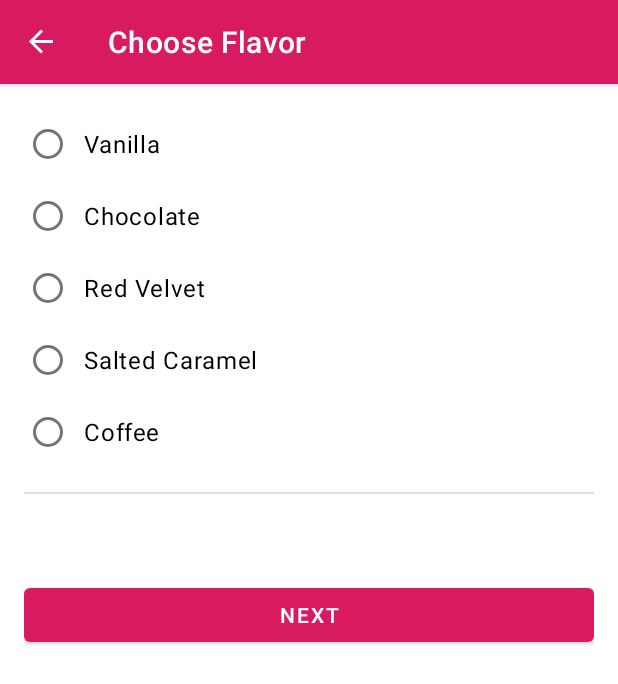
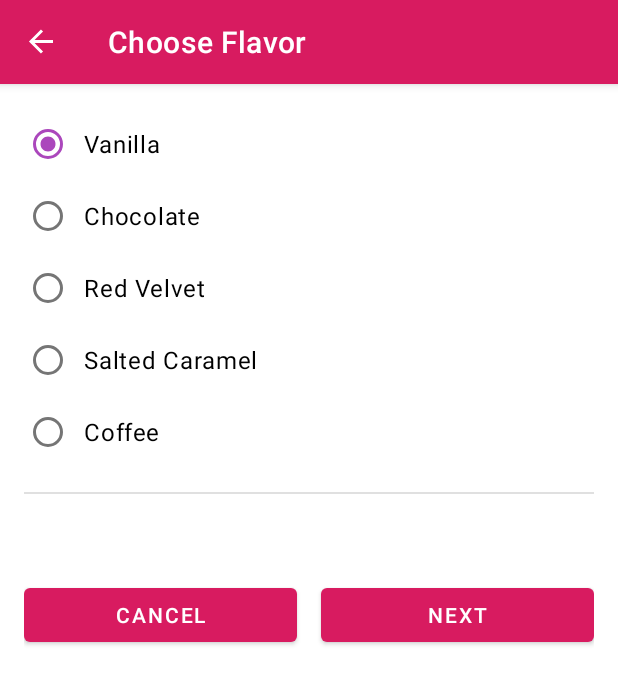
Before and after one commit to Freya0119/Cup_Cake, an Android app: the screen it shows after launch (MainActivity), after a tap on "ONE CUPCAKE", on a phone screen of 412 x 824 dp. Shown: the top 684 px of the screen. Run offline under Robolectric (Android 15) with nearby library versions, the phone set to English and light mode, and no system bars; our stand-ins replace data binding, navigation-ui; 2 statements that could not run were skipped.

Commit message:
cup cake
https://developer.android.com/codelabs/basic-android-kotlin-training-navigation-backstack?hl=zh-tw&continue=https%3A%2F%2Fdeveloper.android.com%2Fcourses%2Fpathways%2Fandroid-basics-kotlin-unit-3-pathway-4%3Fhl%3Dzh-tw%23codelab-https%3A%2F%2Fdeveloper.android.com%2Fcodelabs%2Fbasic-android-kotlin-training-navigation-backstack#3

5.在視覺樣式方面，請使用 Material Outlined Button 樣式 (含屬性 style="?

```diff
--- a/android-basics-kotlin-cupcake-app-starter/app/src/main/java/com/example/cupcake/FlavorFragment.kt
+++ b/android-basics-kotlin-cupcake-app-starter/app/src/main/java/com/example/cupcake/FlavorFragment.kt
@@ -53,7 +53,8 @@ class FlavorFragment : Fragment() {
 
         binding?.apply {
             viewModel = sharedViewModel
-            nextButton.setOnClickListener { goToNextScreen() }
+            lifecycleOwner = viewLifecycleOwner
+            flavorFragment = this@FlavorFragment
         }
     }
 
--- a/android-basics-kotlin-cupcake-app-starter/app/src/main/java/com/example/cupcake/MainActivity.kt
+++ b/android-basics-kotlin-cupcake-app-starter/app/src/main/java/com/example/cupcake/MainActivity.kt
@@ -19,6 +19,7 @@ import android.os.Bundle
 import android.os.PersistableBundle
 import android.util.Log
 import androidx.appcompat.app.AppCompatActivity
+import androidx.navigation.NavController
 import androidx.navigation.fragment.NavHostFragment
 import androidx.navigation.ui.setupActionBarWithNavController
 
@@ -26,24 +27,17 @@ import androidx.navigation.ui.setupActionBarWithNavController
  * Activity for cupcake order flow.
  */
 class MainActivity : AppCompatActivity(R.layout.activity_main) {
+    private lateinit var navController: NavController
     override fun onCreate(savedInstanceState: Bundle?) {
         super.onCreate(savedInstanceState)
 
-        Log.d("FOR_TEST", "MainActivity onCreate")
-
         val navHostFragment =
             supportFragmentManager.findFragmentById(R.id.nav_host_fragment) as NavHostFragment
-        val navController = navHostFragment.navController
+        navController = navHostFragment.navController
         setupActionBarWithNavController(navController)
     }
 
-    override fun onStart() {
-        super.onStart()
-        Log.d("FOR_TEST", "MainActivity onStart")
-    }
-
-    override fun onResume() {
-        super.onResume()
-        Log.d("FOR_TEST", "MainActivity onResume")
+    override fun onSupportNavigateUp(): Boolean {
+        return navController.navigateUp() || super.onSupportNavigateUp()
     }
 }
--- a/android-basics-kotlin-cupcake-app-starter/app/src/main/java/com/example/cupcake/PickupFragment.kt
+++ b/android-basics-kotlin-cupcake-app-starter/app/src/main/java/com/example/cupcake/PickupFragment.kt
@@ -52,7 +52,8 @@ class PickupFragment : Fragment() {
 
         binding?.apply {
             viewModel = sharedViewModel
-            nextButton.setOnClickListener { goToNextScreen() }
+            lifecycleOwner = viewLifecycleOwner
+            pickupFragment = this@PickupFragment
         }
     }
 
--- a/android-basics-kotlin-cupcake-app-starter/app/src/main/java/com/example/cupcake/StartFragment.kt
+++ b/android-basics-kotlin-cupcake-app-starter/app/src/main/java/com/example/cupcake/StartFragment.kt
@@ -47,21 +47,11 @@ class StartFragment : Fragment() {
         val fragmentBinding = FragmentStartBinding.inflate(inflater, container, false)
         binding = fragmentBinding
         return fragmentBinding.root
-
-        Log.d("FOR_TEST", "StartFragment onCreateView")
     }
 
     override fun onViewCreated(view: View, savedInstanceState: Bundle?) {
         super.onViewCreated(view, savedInstanceState)
-
-        binding?.apply {
-            // Set up the button click listeners
-            orderOneCupcake.setOnClickListener { orderCupcake(1) }
-            orderSixCupcakes.setOnClickListener { orderCupcake(6) }
-            orderTwelveCupcakes.setOnClickListener { orderCupcake(12) }
-        }
-
-        Log.d("FOR_TEST", "StartFragment onViewCreated")
+        binding?.startFragment = this
     }
 
     /**
@@ -83,9 +73,4 @@ class StartFragment : Fragment() {
         super.onDestroyView()
         binding = null
     }
-
-    override fun onCreate(savedInstanceState: Bundle?) {
-        super.onCreate(savedInstanceState)
-        Log.d("FOR_TEST", "StartFragment onCreate")
-    }
 }
--- a/android-basics-kotlin-cupcake-app-starter/app/src/main/java/com/example/cupcake/SummaryFragment.kt
+++ b/android-basics-kotlin-cupcake-app-starter/app/src/main/java/com/example/cupcake/SummaryFragment.kt
@@ -52,7 +52,8 @@ class SummaryFragment : Fragment() {
 
         binding?.apply {
             viewModel = sharedViewModel
-            sendButton.setOnClickListener { sendOrder() }
+            lifecycleOwner = viewLifecycleOwner
+            summaryFragment = this@SummaryFragment
         }
     }
 
--- a/android-basics-kotlin-cupcake-app-starter/app/src/main/java/com/example/cupcake/model/OrderViewModel.kt
+++ b/android-basics-kotlin-cupcake-app-starter/app/src/main/java/com/example/cupcake/model/OrderViewModel.kt
@@ -1,21 +1,39 @@
 package com.example.cupcake.model
 
+import android.util.Log
+import android.view.animation.Transformation
 import androidx.lifecycle.LiveData
 import androidx.lifecycle.MutableLiveData
+import androidx.lifecycle.Transformations
 import androidx.lifecycle.ViewModel
+import java.text.NumberFormat
+import java.text.SimpleDateFormat
+import java.util.*
+
+private const val PRICE_PER_CUPCAKE = 2.0
+private const val PRICE_FOR_SAME_DAY_PICKUP = 3.0
 
 class OrderViewModel : ViewModel() {
-    private var _quantity = MutableLiveData<Int>(0)
+    private var _quantity = MutableLiveData<Int>()
     val quantity: LiveData<Int> = _quantity
-    private var _flavor = MutableLiveData<String>("")
+    private var _flavor = MutableLiveData<String>()
     val flavor: LiveData<String> = _flavor
-    private var _date = MutableLiveData<String>("")
+    private var _date = MutableLiveData<String>()
     val date: LiveData<String> = _date
-    private var _price = MutableLiveData<Double>(0.0)
-    val price: LiveData<Double> = _price
+    private var _price = MutableLiveData<Double>()
+    val price: LiveData<String> = Transformations.map(_price) {
+        NumberFormat.getCurrencyInstance().format(it)
+    }
+
+    val dateOptions = getPickupOptions()
+
+    init {
+        resetOrder()
+    }
 
     fun setQuantity(numberCupcakes: Int) {
         _quantity.value = numberCupcakes
+        updatePrice()
     }
 
     fun setFlavor(desiredFlavor: String) {
@@ -24,9 +42,37 @@ class OrderViewModel : ViewModel() {
 
     fun setDate(pickupDate: String) {
         _date.value = pickupDate
+        updatePrice()
     }
 
     fun hasNoFlavorSet(): Boolean {
         return _flavor.value.isNullOrEmpty()
     }
+
+    private fun getPickupOptions(): List<String> {
+        val options = mutableListOf<String>()
+        val formatter = SimpleDateFormat("E MMM d", Locale.getDefault())
+        val calendar = Calendar.getInstance()
+
+        repeat(4) {
+            options.add(formatter.format(calendar.time))
+            calendar.add(Calendar.DATE, 1)
+        }
+        return options
+    }
+
+    private fun resetOrder() {
+        _quantity.value = 0
+        _flavor.value = ""
+        _date.value = dateOptions[0]
+        _price.value = 0.0
+    }
+
+    private fun updatePrice() {
+        var calculatedPrice = (quantity.value ?: 0) * PRICE_PER_CUPCAKE
+        if (date.value == dateOptions[0]) {
+            calculatedPrice += PRICE_FOR_SAME_DAY_PICKUP
+        }
+        _price.value = calculatedPrice
+    }
 }
--- a/android-basics-kotlin-cupcake-app-starter/app/src/main/res/layout/fragment_flavor.xml
+++ b/android-basics-kotlin-cupcake-app-starter/app/src/main/res/layout/fragment_flavor.xml
@@ -24,6 +24,10 @@
         <variable
             name="viewModel"
             type="com.example.cupcake.model.OrderViewModel" />
+
+        <variable
+            name="flavorFragment"
+            type="com.example.cupcake.FlavorFragment" />
     </data>
 
     <ScrollView
@@ -47,30 +51,40 @@
                     android:id="@+id/vanilla"
                     android:layout_width="wrap_content"
                     android:layout_height="wrap_content"
+                    android:checked="@{viewModel.flavor.equals(@string/vanilla)}"
+                    android:onClick="@{() -> viewModel.setFlavor(@string/vanilla)}"
                     android:text="@string/vanilla" />
 
                 <RadioButton
                     android:id="@+id/chocolate"
                     android:layout_width="wrap_content"
                     android:layout_height="wrap_content"
+                    android:checked="@{viewModel.flavor.equals(@string/chocolate)}"
+                    android:onClick="@{() -> viewModel.setFlavor(@string/chocolate)}"
                     android:text="@string/chocolate" />
 
                 <RadioButton
                     android:id="@+id/red_velvet"
                     android:layout_width="wrap_content"
                     android:layout_height="wrap_content"
+                    android:checked="@{viewModel.flavor.equals(@string/red_velvet)}"
+                    android:onClick="@{() -> viewModel.setFlavor(@string/red_velvet)}"
                     android:text="@string/red_velvet" />
 
                 <RadioButton
                     android:id="@+id/salted_caramel"
                     android:layout_width="wrap_content"
                     android:layout_height="wrap_content"
+                    android:checked="@{viewModel.flavor.equals(@string/salted_caramel)}"
+                    android:onClick="@{() -> viewModel.setFlavor(@string/salted_caramel)}"
                     android:text="@string/salted_caramel" />
 
                 <RadioButton
                     android:id="@+id/coffee"
                     android:layout_width="wrap_content"
                     android:layout_height="wrap_content"
+                    android:checked="@{viewModel.flavor.equals(@string/coffee)}"
+                    android:onClick="@{() -> viewModel.setFlavor(@string/coffee)}"
                     android:text="@string/coffee" />
             </RadioGroup>
 
@@ -92,17 +106,28 @@
                 android:layout_marginTop="@dimen/side_margin"
                 app:layout_constraintEnd_toEndOf="parent"
                 app:layout_constraintTop_toBottomOf="@id/divider"
-                tools:text="Subtotal $5.00" />
+                tools:text="@{@string/subtotal_price(viewModel.price)}" />
+
+            <Button
+                android:id="@+id/cancel_button"
+                android:layout_width="0dp"
+                android:layout_height="wrap_content"
+                android:layout_marginEnd="@dimen/side_margin"
+                android:text="@string/cancel"
+                app:layout_constraintEnd_toStartOf="@+id/next_button"
+                app:layout_constraintStart_toStartOf="parent"
+                app:layout_constraintTop_toTopOf="@+id/next_button" />
 
             <Button
                 android:id="@+id/next_button"
                 android:layout_width="0dp"
                 android:layout_height="wrap_content"
                 android:layout_marginTop="@dimen/side_margin"
+                android:onClick="@{() -> flavorFragment.goToNextScreen()}"
                 android:text="@string/next"
                 app:layout_constraintBottom_toBottomOf="parent"
                 app:layout_constraintEnd_toEndOf="parent"
-                app:layout_constraintStart_toStartOf="parent"
+                app:layout_constraintStart_toEndOf="@+id/cancel_button"
                 app:layout_constraintTop_toBottomOf="@id/subtotal" />
 
         </androidx.constraintlayout.widget.ConstraintLayout>
--- a/android-basics-kotlin-cupcake-app-starter/app/src/main/res/navigation/nav_graph.xml
+++ b/android-basics-kotlin-cupcake-app-starter/app/src/main/res/navigation/nav_graph.xml
@@ -35,6 +35,9 @@
         <action
             android:id="@+id/action_flavorFragment_to_pickupFragment"
             app:destination="@id/pickupFragment" />
+        <action
+            android:id="@+id/action_flavorFragment_to_startFragment"
+            app:destination="@id/startFragment" />
     </fragment>
     <fragment
         android:id="@+id/pickupFragment"
@@ -44,10 +47,17 @@
         <action
             android:id="@+id/action_pickupFragment_to_summaryFragment"
             app:destination="@id/summaryFragment" />
+        <action
+            android:id="@+id/action_pickupFragment_to_startFragment"
+            app:destination="@id/startFragment" />
     </fragment>
     <fragment
         android:id="@+id/summaryFragment"
         android:name="com.example.cupcake.SummaryFragment"
         android:label="@string/order_summary"
-        tools:layout="@layout/fragment_summary" />
+        tools:layout="@layout/fragment_summary" >
+        <action
+            android:id="@+id/action_summaryFragment_to_startFragment"
+            app:destination="@id/startFragment" />
+    </fragment>
 </navigation>
--- a/android-basics-kotlin-cupcake-app-starter/build.gradle
+++ b/android-basics-kotlin-cupcake-app-starter/build.gradle
@@ -1,6 +1,6 @@
 // Top-level build file where you can add configuration options common to all sub-projects/modules.
 buildscript {
-    ext.kotlin_version = "1.5.31"
+    ext.kotlin_version = "1.4.20"
     repositories {
         google()
         mavenCentral()
```
Also changed, not shown: android-basics-kotlin-cupcake-app-starter/app/src/main/res/layout/fragment_pickup.xml (+18 -5 lines), android-basics-kotlin-cupcake-app-starter/app/src/main/res/layout/fragment_start.xml (+11 -2 lines), android-basics-kotlin-cupcake-app-starter/app/src/main/res/layout/fragment_summary.xml (+11 -7 lines), android-basics-kotlin-cupcake-app-starter/gradle/wrapper/gradle-wrapper.properties.
